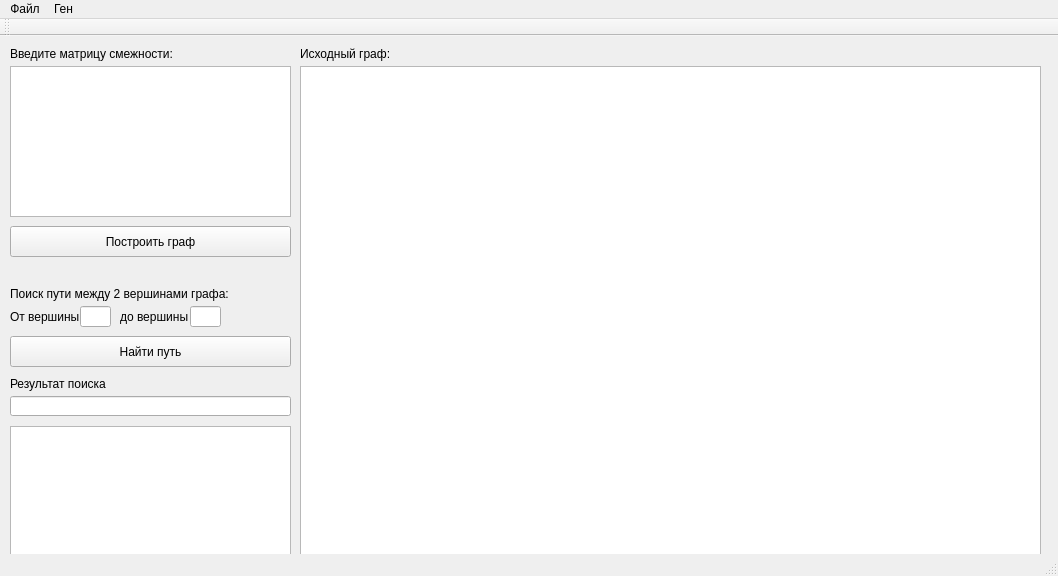
Before: the Qt Designer form 4_sem/Lab_3/mainwindow.ui in kovinevmv/Algorithms_and_Data_Structures_Labs, drawn with Qt 5.
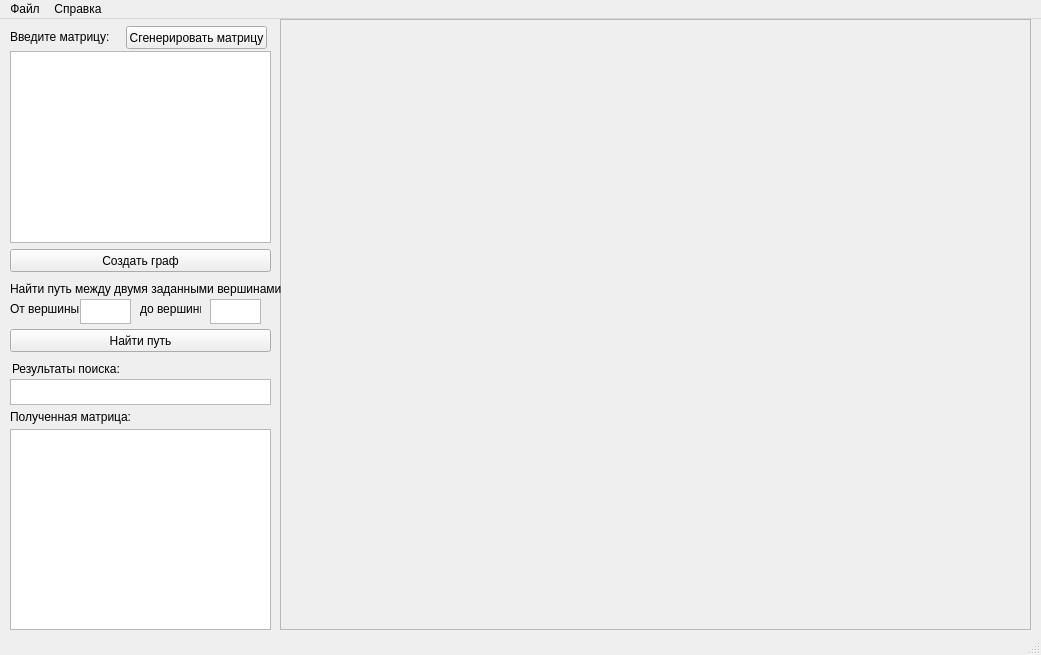
After: the same form once the commit is applied. Icons and pictures are not drawn.

Commit message: Create new version on GraphViz

What changed in the file:
```diff
--- a/4_sem/Lab_3/mainwindow.ui
+++ b/4_sem/Lab_3/mainwindow.ui
@@ -6,176 +6,215 @@
    <rect>
     <x>0</x>
     <y>0</y>
-    <width>1058</width>
-    <height>576</height>
+    <width>1041</width>
+    <height>655</height>
    </rect>
   </property>
   <property name="windowTitle">
    <string>MainWindow</string>
   </property>
   <widget class="QWidget" name="centralWidget">
-   <widget class="QGraphicsView" name="graphicsView">
+   <widget class="QPushButton" name="createGraph">
     <property name="geometry">
      <rect>
-      <x>300</x>
-      <y>30</y>
-      <width>741</width>
-      <height>491</height>
+      <x>10</x>
+      <y>230</y>
+      <width>261</width>
+      <height>23</height>
      </rect>
     </property>
-   </widget>
-   <widget class="QLineEdit" name="lineEdit">
-    <property name="geometry">
-     <rect>
-      <x>80</x>
-      <y>270</y>
-      <width>31</width>
-      <height>21</height>
-     </rect>
-    </property>
-   </widget>
-   <widget class="QLineEdit" name="lineEdit_2">
-    <property name="geometry">
-     <rect>
-      <x>190</x>
-      <y>270</y>
-      <width>31</width>
-      <height>21</height>
-     </rect>
+    <property name="text">
+     <string>Создать граф</string>
     </property>
    </widget>
    <widget class="QPlainTextEdit" name="plainTextEdit">
     <property name="geometry">
      <rect>
       <x>10</x>
-      <y>30</y>
-      <width>281</width>
-      <height>151</height>
+      <y>32</y>
+      <width>261</width>
+      <height>192</height>
      </rect>
     </property>
    </widget>
-   <widget class="QPlainTextEdit" name="plainTextEdit_2">
+   <widget class="QScrollArea" name="scrollArea">
     <property name="geometry">
      <rect>
-      <x>10</x>
-      <y>390</y>
-      <width>281</width>
-      <height>131</height>
+      <x>280</x>
+      <y>0</y>
+      <width>751</width>
+      <height>611</height>
      </rect>
     </property>
-   </widget>
-   <widget class="QLineEdit" name="lineEdit_3">
-    <property name="geometry">
-     <rect>
-      <x>10</x>
-      <y>360</y>
-      <width>281</width>
-      <height>20</height>
-     </rect>
+    <property name="widgetResizable">
+     <bool>true</bool>
     </property>
+    <widget class="QWidget" name="scrollAreaWidgetContents">
+     <property name="geometry">
+      <rect>
+       <x>0</x>
+       <y>0</y>
+       <width>749</width>
+       <height>609</height>
+      </rect>
+     </property>
+    </widget>
    </widget>
-   <widget class="QPushButton" name="pushButton">
+   <widget class="QLabel" name="label_2">
     <property name="geometry">
      <rect>
       <x>10</x>
-      <y>190</y>
-      <width>281</width>
-      <height>31</height>
+      <y>10</y>
+      <width>141</width>
+      <height>16</height>
      </rect>
     </property>
     <property name="text">
-     <string>Построить граф</string>
+     <string>&lt;html&gt;&lt;head/&gt;&lt;body&gt;&lt;p&gt;Введите матрицу:&lt;/p&gt;&lt;/body&gt;&lt;/html&gt;</string>
     </property>
    </widget>
    <widget class="QPushButton" name="pushButton_2">
     <property name="geometry">
      <rect>
+      <x>126</x>
+      <y>7</y>
+      <width>141</width>
+      <height>23</height>
+     </rect>
+    </property>
+    <property name="text">
+     <string>Сгенерировать матрицу</string>
+    </property>
+   </widget>
+   <widget class="QPushButton" name="pushButton_3">
+    <property name="geometry">
+     <rect>
       <x>10</x>
-      <y>300</y>
-      <width>281</width>
-      <height>31</height>
+      <y>310</y>
+      <width>261</width>
+      <height>23</height>
      </rect>
     </property>
     <property name="text">
      <string>Найти путь</string>
     </property>
    </widget>
-   <widget class="QLabel" name="label">
+   <widget class="QPlainTextEdit" name="plainTextEdit_2">
     <property name="geometry">
      <rect>
-      <x>10</x>
-      <y>10</y>
-      <width>201</width>
-      <height>16</height>
+      <x>80</x>
+      <y>280</y>
+      <width>51</width>
+      <height>25</height>
      </rect>
     </property>
-    <property name="text">
-     <string>Введите матрицу смежности:</string>
-    </property>
    </widget>
-   <widget class="QLabel" name="label_2">
+   <widget class="QPlainTextEdit" name="plainTextEdit_3">
     <property name="geometry">
      <rect>
-      <x>300</x>
-      <y>10</y>
-      <width>181</width>
-      <height>16</height>
+      <x>210</x>
+      <y>280</y>
+      <width>51</width>
+      <height>25</height>
      </rect>
     </property>
-    <property name="text">
-     <string>Исходный граф:</string>
-    </property>
    </widget>
    <widget class="QLabel" name="label_3">
     <property name="geometry">
      <rect>
       <x>10</x>
-      <y>250</y>
-      <width>221</width>
-      <height>16</height>
+      <y>260</y>
+      <width>271</width>
+      <height>20</height>
      </rect>
     </property>
     <property name="text">
-     <string>Поиск пути между 2 вершинами графа:</string>
+     <string>&lt;html&gt;&lt;head/&gt;&lt;body&gt;&lt;p&gt;Найти путь между двумя заданными вершинами:&lt;/p&gt;&lt;/body&gt;&lt;/html&gt;</string>
     </property>
    </widget>
    <widget class="QLabel" name="label_4">
     <property name="geometry">
      <rect>
       <x>10</x>
-      <y>270</y>
-      <width>71</width>
+      <y>280</y>
+      <width>81</width>
       <height>21</height>
      </rect>
     </property>
     <property name="text">
-     <string>От вершины</string>
+     <string>&lt;html&gt;&lt;head/&gt;&lt;body&gt;&lt;p&gt;От вершины&lt;/p&gt;&lt;/body&gt;&lt;/html&gt;</string>
     </property>
    </widget>
    <widget class="QLabel" name="label_5">
     <property name="geometry">
      <rect>
-      <x>120</x>
-      <y>270</y>
-      <width>71</width>
+      <x>140</x>
+      <y>280</y>
+      <width>61</width>
       <height>21</height>
      </rect>
     </property>
     <property name="text">
-     <string>до вершины</string>
+     <string>&lt;html&gt;&lt;head/&gt;&lt;body&gt;&lt;p&gt;до вершины&lt;/p&gt;&lt;/body&gt;&lt;/html&gt;</string>
+    </property>
+   </widget>
+   <widget class="QLabel" name="label">
+    <property name="geometry">
+     <rect>
+      <x>250</x>
+      <y>330</y>
+      <width>16</width>
+      <height>31</height>
+     </rect>
+    </property>
+    <property name="text">
+     <string/>
+    </property>
+   </widget>
+   <widget class="QPlainTextEdit" name="plainTextEdit_4">
+    <property name="geometry">
+     <rect>
+      <x>10</x>
+      <y>410</y>
+      <width>261</width>
+      <height>201</height>
+     </rect>
+    </property>
+   </widget>
+   <widget class="QPlainTextEdit" name="plainTextEdit_5">
+    <property name="geometry">
+     <rect>
+      <x>10</x>
+      <y>360</y>
+      <width>261</width>
+      <height>26</height>
+     </rect>
     </property>
    </widget>
    <widget class="QLabel" name="label_6">
     <property name="geometry">
      <rect>
-      <x>10</x>
+      <x>12</x>
       <y>340</y>
       <width>131</width>
+      <height>20</height>
+     </rect>
+    </property>
+    <property name="text">
+     <string>Результаты поиска:</string>
+    </property>
+   </widget>
+   <widget class="QLabel" name="label_7">
+    <property name="geometry">
+     <rect>
+      <x>10</x>
+      <y>390</y>
+      <width>131</width>
       <height>16</height>
      </rect>
     </property>
     <property name="text">
-     <string>Результат поиска</string>
+     <string>Полученная матрица:</string>
     </property>
    </widget>
   </widget>
@@ -184,7 +223,7 @@
     <rect>
      <x>0</x>
      <y>0</y>
-     <width>1058</width>
+     <width>1041</width>
      <height>21</height>
     </rect>
    </property>
@@ -192,34 +231,36 @@
     <property name="title">
      <string>Файл</string>
     </property>
-    <addaction name="action"/>
+    <addaction name="openfile"/>
    </widget>
    <widget class="QMenu" name="menu_2">
     <property name="title">
-     <string>Ген</string>
+     <string>Справка</string>
     </property>
+    <addaction name="action"/>
     <addaction name="action_2"/>
    </widget>
    <addaction name="menu"/>
    <addaction name="menu_2"/>
   </widget>
-  <widget class="QToolBar" name="mainToolBar">
-   <attribute name="toolBarArea">
-    <enum>TopToolBarArea</enum>
-   </attribute>
-   <attribute name="toolBarBreak">
-    <bool>false</bool>
-   </attribute>
-  </widget>
   <widget class="QStatusBar" name="statusBar"/>
+  <action name="openfile">
+   <property name="icon">
+    <iconset>
+     <normaloff>../build-graphviz_beta-Desktop_Qt_5_10_0_MinGW_32bit-Debug/open.png</normaloff>../build-graphviz_beta-Desktop_Qt_5_10_0_MinGW_32bit-Debug/open.png</iconset>
+   </property>
+   <property name="text">
+    <string>Открыть</string>
+   </property>
+  </action>
   <action name="action">
    <property name="text">
-    <string>Взять из файла</string>
+    <string>О программе</string>
    </property>
   </action>
   <action name="action_2">
    <property name="text">
-    <string>Ген</string>
+    <string>Об авторе</string>
    </property>
   </action>
  </widget>
```
The commit also changes 10 other files.
